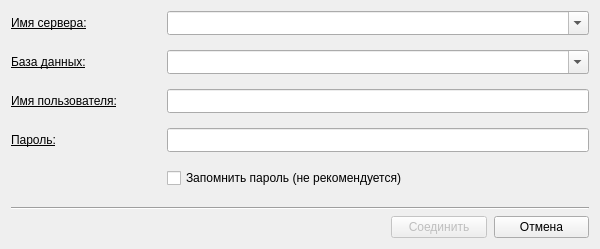
Above: desktop/resources/ui/connect_dialog.ui from Lpshkn/shop_database before the change. Below: the same form after it.
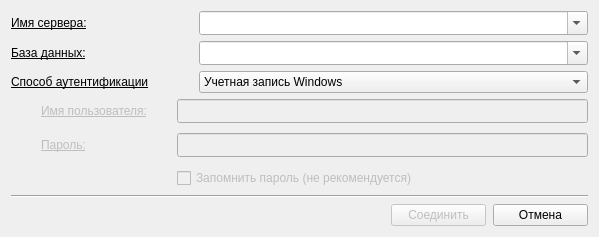
That is the form after the change.

Commit message:
Update the connection dialog window
New fields were added as like credentials Windows. Now an error message will be print between two horizontal line.

Patch:
```diff
--- a/desktop/resources/ui/connect_dialog.ui
+++ b/desktop/resources/ui/connect_dialog.ui
@@ -9,8 +9,8 @@
    <rect>
     <x>0</x>
     <y>0</y>
-    <width>600</width>
-    <height>249</height>
+    <width>670</width>
+    <height>268</height>
    </rect>
   </property>
   <property name="sizePolicy">
@@ -21,10 +21,16 @@
   </property>
   <property name="minimumSize">
    <size>
-    <width>600</width>
+    <width>0</width>
     <height>0</height>
    </size>
   </property>
+  <property name="maximumSize">
+   <size>
+    <width>16777215</width>
+    <height>16777215</height>
+   </size>
+  </property>
   <property name="font">
    <font>
     <pointsize>9</pointsize>
@@ -36,30 +42,23 @@
   <property name="windowTitle">
    <string>Подключение к базе данных</string>
   </property>
-  <layout class="QVBoxLayout" name="fields_layout" stretch="1,0,0">
+  <layout class="QVBoxLayout" name="fields_layout" stretch="0,0,0">
+   <property name="sizeConstraint">
+    <enum>QLayout::SetFixedSize</enum>
+   </property>
    <item>
-    <layout class="QFormLayout" name="formLayout">
+    <layout class="QVBoxLayout" name="verticalLayout" stretch="0,0">
      <property name="sizeConstraint">
       <enum>QLayout::SetFixedSize</enum>
      </property>
-     <property name="fieldGrowthPolicy">
-      <enum>QFormLayout::AllNonFixedFieldsGrow</enum>
-     </property>
-     <property name="rowWrapPolicy">
-      <enum>QFormLayout::DontWrapRows</enum>
-     </property>
-     <property name="labelAlignment">
-      <set>Qt::AlignLeading|Qt::AlignLeft|Qt::AlignVCenter</set>
-     </property>
-     <property name="formAlignment">
-      <set>Qt::AlignLeading|Qt::AlignLeft|Qt::AlignTop</set>
+     <item>
+      <layout class="QFormLayout" name="formLayout_2">
+       <property name="sizeConstraint">
+        <enum>QLayout::SetFixedSize</enum>
      </property>
      <property name="horizontalSpacing">
       <number>50</number>
      </property>
-     <property name="verticalSpacing">
-      <number>15</number>
-     </property>
      <item row="0" column="0">
       <widget class="QLabel" name="name_server_label">
        <property name="font">
@@ -132,7 +131,80 @@
       </widget>
      </item>
      <item row="2" column="0">
+        <widget class="QLabel" name="label">
+         <property name="font">
+          <font>
+           <underline>true</underline>
+          </font>
+         </property>
+         <property name="text">
+          <string>Способ аутентификации</string>
+         </property>
+        </widget>
+       </item>
+       <item row="2" column="1">
+        <widget class="QComboBox" name="comboBox">
+         <item>
+          <property name="text">
+           <string>Учетная запись Windows</string>
+          </property>
+         </item>
+         <item>
+          <property name="text">
+           <string>Логин и пароль</string>
+          </property>
+         </item>
+        </widget>
+       </item>
+      </layout>
+     </item>
+     <item>
+      <layout class="QFormLayout" name="formLayout_3">
+       <property name="sizeConstraint">
+        <enum>QLayout::SetFixedSize</enum>
+       </property>
+       <property name="fieldGrowthPolicy">
+        <enum>QFormLayout::AllNonFixedFieldsGrow</enum>
+       </property>
+       <property name="horizontalSpacing">
+        <number>30</number>
+       </property>
+       <property name="verticalSpacing">
+        <number>10</number>
+       </property>
+       <property name="leftMargin">
+        <number>30</number>
+       </property>
+       <item row="1" column="1">
+        <widget class="QLineEdit" name="name_user_ledit">
+         <property name="enabled">
+          <bool>false</bool>
+         </property>
+         <property name="sizePolicy">
+          <sizepolicy hsizetype="Preferred" vsizetype="Preferred">
+           <horstretch>0</horstretch>
+           <verstretch>0</verstretch>
+          </sizepolicy>
+         </property>
+         <property name="minimumSize">
+          <size>
+           <width>389</width>
+           <height>24</height>
+          </size>
+         </property>
+        </widget>
+       </item>
+       <item row="1" column="0">
       <widget class="QLabel" name="name_user_label">
+         <property name="enabled">
+          <bool>false</bool>
+         </property>
+         <property name="sizePolicy">
+          <sizepolicy hsizetype="Preferred" vsizetype="Preferred">
+           <horstretch>0</horstretch>
+           <verstretch>0</verstretch>
+          </sizepolicy>
+         </property>
        <property name="font">
         <font>
          <pointsize>9</pointsize>
@@ -144,26 +216,13 @@
        </property>
       </widget>
      </item>
-     <item row="2" column="1">
-      <widget class="QLineEdit" name="name_user_ledit">
-       <property name="sizePolicy">
-        <sizepolicy hsizetype="Preferred" vsizetype="Fixed">
-         <horstretch>0</horstretch>
-         <verstretch>0</verstretch>
-        </sizepolicy>
-       </property>
-       <property name="minimumSize">
-        <size>
-         <width>389</width>
-         <height>24</height>
-        </size>
-       </property>
-      </widget>
-     </item>
-     <item row="3" column="0">
+       <item row="2" column="0">
       <widget class="QLabel" name="password_label">
+         <property name="enabled">
+          <bool>false</bool>
+         </property>
        <property name="sizePolicy">
-        <sizepolicy hsizetype="Fixed" vsizetype="Preferred">
+          <sizepolicy hsizetype="Preferred" vsizetype="Preferred">
          <horstretch>0</horstretch>
          <verstretch>0</verstretch>
         </sizepolicy>
@@ -179,10 +238,13 @@
        </property>
       </widget>
      </item>
-     <item row="3" column="1">
+       <item row="2" column="1">
       <widget class="QLineEdit" name="password_ledit">
+         <property name="enabled">
+          <bool>false</bool>
+         </property>
        <property name="sizePolicy">
-        <sizepolicy hsizetype="Preferred" vsizetype="Fixed">
+          <sizepolicy hsizetype="Preferred" vsizetype="Preferred">
          <horstretch>0</horstretch>
          <verstretch>0</verstretch>
         </sizepolicy>
@@ -200,8 +262,11 @@
        </property>
       </widget>
      </item>
-     <item row="4" column="1">
+       <item row="3" column="1">
       <widget class="QCheckBox" name="remember_pswd_chebox">
+         <property name="enabled">
+          <bool>false</bool>
+         </property>
        <property name="minimumSize">
         <size>
          <width>0</width>
@@ -215,6 +280,8 @@
      </item>
     </layout>
    </item>
+    </layout>
+   </item>
    <item>
     <widget class="Line" name="horizontal_line">
      <property name="orientation">
@@ -228,7 +295,7 @@
       <number>7</number>
      </property>
      <property name="sizeConstraint">
-      <enum>QLayout::SetDefaultConstraint</enum>
+      <enum>QLayout::SetFixedSize</enum>
      </property>
      <property name="leftMargin">
       <number>380</number>
```
Lines whose indentation alone changed are shown as unchanged. The commit also changes 1 other file.
